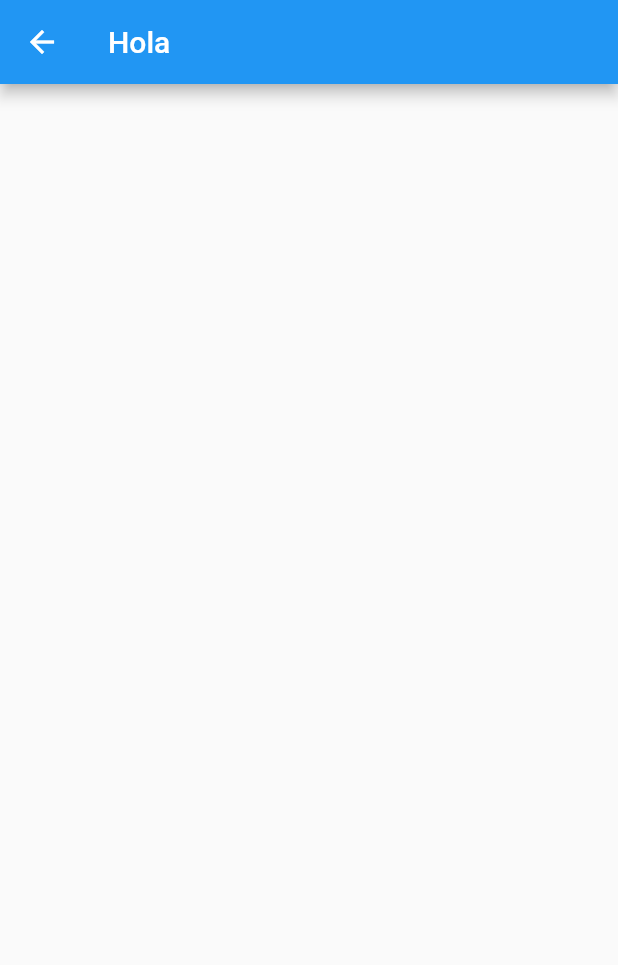
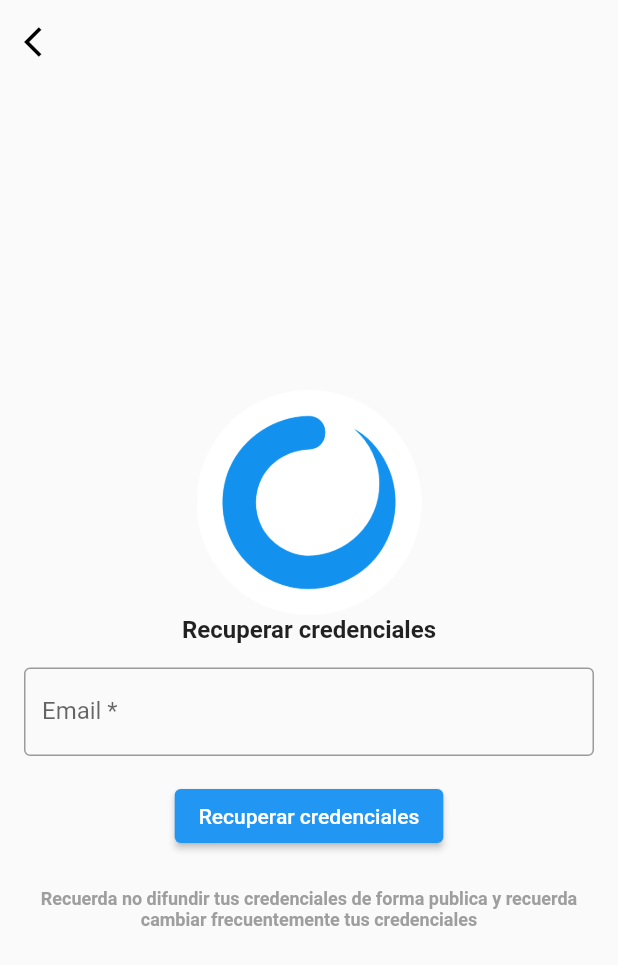
Before and after one commit to Jomiar/flutter_login_app_2, a Flutter app: the RememberPassword screen opened directly, on a phone screen of 412 x 824 dp. Shown: the top 965 px of the screen. Run offline on Flutter 3.47's test engine with Material 2 defaults, Android fonts, the phone set to English and light mode, and no system bars; our stand-ins replace social_login_buttons.

Commit message:
Pantalla de recuperacion de contrasena

```diff
--- a/lib/ui/pages/remember_password.dart
+++ b/lib/ui/pages/remember_password.dart
@@ -8,13 +8,91 @@ class RememberPassword extends StatefulWidget {
 }
 
 class _RememberPasswordState extends State<RememberPassword> {
+  late TextEditingController _email;
+
+  @override
+  void initState() {
+    _email = TextEditingController(text: '');
+    super.initState();
+  }
+
   @override
   Widget build(BuildContext context) {
     return Scaffold(
       appBar: AppBar(
-        title: const Text("Hola"),
+        //BOTON PARA REGRESAR A LA VENTANA ANTERIOR//
+        backgroundColor: Colors.transparent,
+        elevation: 0,
+        leading: IconButton(
+          onPressed: () {
+            Navigator.pop(context);
+          },
+          //BOTON PARA IR HACIA ATRAS//
+          icon: const Icon(
+            Icons.arrow_back_ios,
+            color: Colors.black,
+          ),
+        ),
       ),
-      body: Container(),
+      body: Container(
+        width: double.infinity, //Hace que ocupe todo el ancho de la pantalla
+        height: double.infinity, //Hace que ocupe todo el ancho de la pantalla
+        padding: const EdgeInsets.all(16),
+        child: Column(
+          mainAxisAlignment: MainAxisAlignment.center,
+          children: [
+            Image.asset(
+              "assets/EDteam.png",
+              width: 150,
+              height: 150,
+            ),
+            const Text(
+              "Recuperar credenciales",
+              style: TextStyle(fontSize: 16, fontWeight: FontWeight.bold),
+            ),
+            const SizedBox(
+              height: 16,
+            ),
+            Form(
+                child: Form(
+              child: TextFormField(
+                controller: _email,
+                decoration: const InputDecoration(
+                  border: OutlineInputBorder(),
+                  label: Text('Email *'),
+                ),
+                validator: (value) {
+                  if (value == null || value.isEmpty || value == '') {
+                    return 'El campo email es obligatorio';
+                  }
+                },
+              ),
+            )),
+            const SizedBox(
+              height: 16,
+            ),
+            ElevatedButton(
+                onPressed: () {}, child: const Text("Recuperar credenciales")),
+            const SizedBox(
+              height: 24,
+            ),
+            const Text(
+              "Recuerda no difundir tus credenciales de forma publica y recuerda cambiar frecuentemente tus credenciales",
+              style: TextStyle(
+                  fontSize: 12,
+                  fontWeight: FontWeight.bold,
+                  color: Colors.grey),
+              textAlign: TextAlign.center,
+            ),
+          ],
+        ),
+      ),
     );
   }
+
+  @override
+  void dispose() {
+    _email.dispose();
+    super.dispose();
+  }
 }
```
